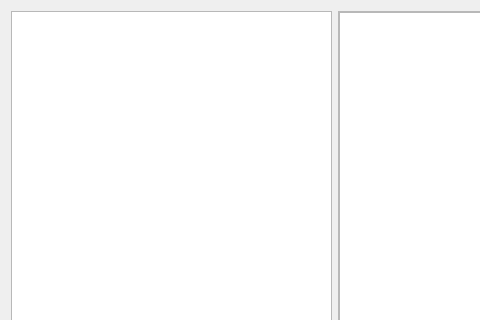
This is src/dialogs/localtrashdialog.ui in pbek/QOwnNotes as Qt 5 draws it before an edit; both pictures show x 0 to 480 and y 0 to 320 of the 991 by 658 pixel window. The edited form follows.
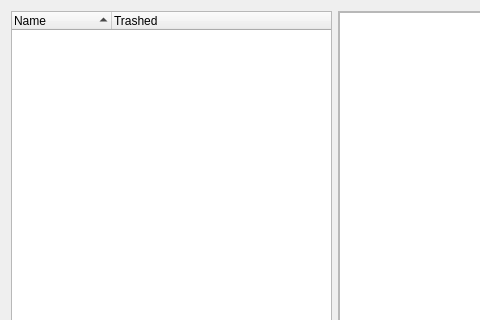
This is the edited form. Icons and pictures are not drawn. Custom widgets are drawn as their Qt base class.

Commit message: more local trash implementation

What changed in the file:
```diff
--- a/src/dialogs/localtrashdialog.ui
+++ b/src/dialogs/localtrashdialog.ui
@@ -21,13 +21,32 @@
    <item row="0" column="0">
     <layout class="QHBoxLayout" name="horizontalLayout">
      <item>
-      <widget class="QListWidget" name="trashListWidget">
+      <widget class="QTreeWidget" name="trashTreeWidget">
        <property name="sizePolicy">
         <sizepolicy hsizetype="Expanding" vsizetype="Expanding">
          <horstretch>1</horstretch>
          <verstretch>0</verstretch>
         </sizepolicy>
        </property>
+       <property name="selectionMode">
+        <enum>QAbstractItemView::ExtendedSelection</enum>
+       </property>
+       <property name="rootIsDecorated">
+        <bool>false</bool>
+       </property>
+       <property name="sortingEnabled">
+        <bool>true</bool>
+       </property>
+       <column>
+        <property name="text">
+         <string>Name</string>
+        </property>
+       </column>
+       <column>
+        <property name="text">
+         <string>Trashed</string>
+        </property>
+       </column>
       </widget>
      </item>
      <item>
```
The commit also changes 30 other files.
